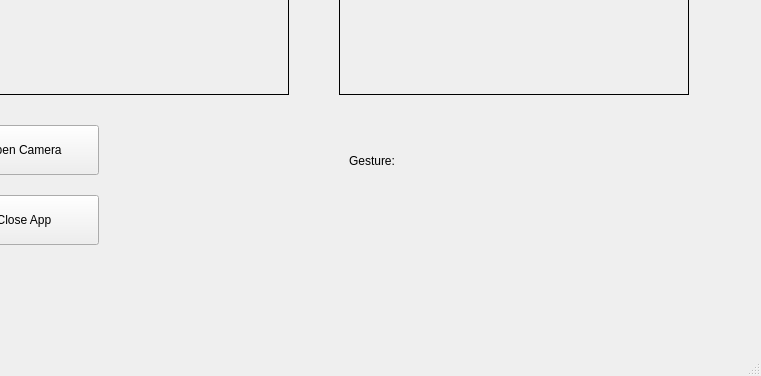
This is Lab4/mainwindow.ui in JoyHsiao/Embeded as Qt 5 draws it before an edit; both pictures show x 91 to 852 and y 182 to 558 of the 852 by 558 pixel window. The edited form follows.
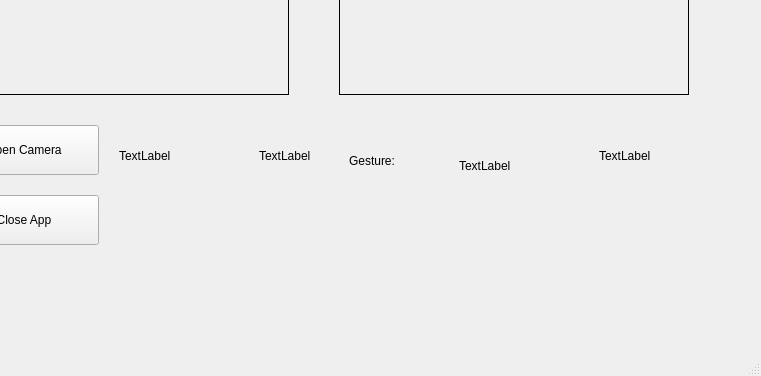
This is the edited form.

Commit message: palm subtract plam hart.

The edit to the form file:
```diff
--- a/Lab4/mainwindow.ui
+++ b/Lab4/mainwindow.ui
@@ -85,6 +85,58 @@
      <string>Gesture: </string>
     </property>
    </widget>
+   <widget class="QLabel" name="_label">
+    <property name="geometry">
+     <rect>
+      <x>210</x>
+      <y>270</y>
+      <width>121</width>
+      <height>101</height>
+     </rect>
+    </property>
+    <property name="text">
+     <string>TextLabel</string>
+    </property>
+   </widget>
+   <widget class="QLabel" name="_label2">
+    <property name="geometry">
+     <rect>
+      <x>350</x>
+      <y>270</y>
+      <width>121</width>
+      <height>101</height>
+     </rect>
+    </property>
+    <property name="text">
+     <string>TextLabel</string>
+    </property>
+   </widget>
+   <widget class="QLabel" name="_label3">
+    <property name="geometry">
+     <rect>
+      <x>550</x>
+      <y>280</y>
+      <width>121</width>
+      <height>101</height>
+     </rect>
+    </property>
+    <property name="text">
+     <string>TextLabel</string>
+    </property>
+   </widget>
+   <widget class="QLabel" name="_label4">
+    <property name="geometry">
+     <rect>
+      <x>690</x>
+      <y>270</y>
+      <width>121</width>
+      <height>101</height>
+     </rect>
+    </property>
+    <property name="text">
+     <string>TextLabel</string>
+    </property>
+   </widget>
   </widget>
   <widget class="QMenuBar" name="menuBar">
    <property name="geometry">
```
The commit also changes 2 other files.
